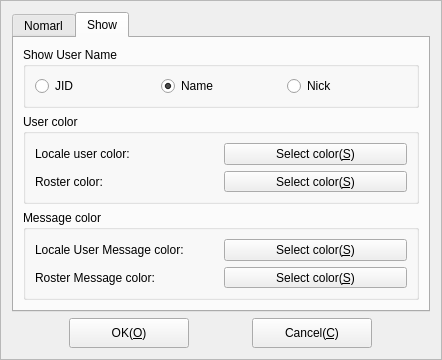
The window that Widgets/FrmOptions/FrmOptions.ui (KangLin/RabbitIm) describes before a commit, drawn with Qt 5.
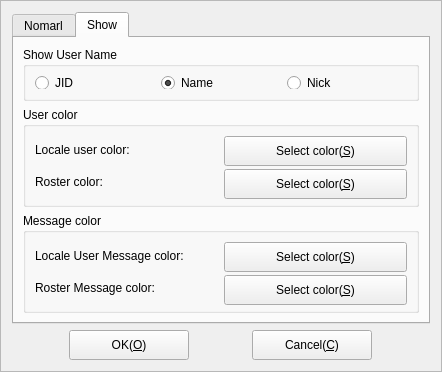
The same window after the commit. The open tabs and pages were chosen to show the change.

Commit message: 修改资源

Patch:
```diff
--- a/Widgets/FrmOptions/FrmOptions.ui
+++ b/Widgets/FrmOptions/FrmOptions.ui
@@ -7,7 +7,7 @@
     <x>0</x>
     <y>0</y>
     <width>442</width>
-    <height>360</height>
+    <height>372</height>
    </rect>
   </property>
   <property name="windowTitle">
@@ -247,40 +247,22 @@
          <property name="minimumSize">
           <size>
            <width>0</width>
-           <height>88</height>
+           <height>100</height>
           </size>
          </property>
          <property name="maximumSize">
           <size>
            <width>16777215</width>
-           <height>90</height>
+           <height>16777215</height>
           </size>
          </property>
          <property name="title">
           <string>User color</string>
          </property>
          <layout class="QGridLayout" name="gridLayout_4">
-          <item row="1" column="0">
+          <item row="0" column="0">
            <layout class="QHBoxLayout" name="horizontalLayout_6">
             <item>
-             <widget class="QLabel" name="lbRosterColor">
-              <property name="text">
-               <string>Roster color:</string>
-              </property>
-             </widget>
-            </item>
-            <item>
-             <widget class="QPushButton" name="pbRosterColor">
-              <property name="text">
-               <string>Select color(&amp;S)</string>
-              </property>
-             </widget>
-            </item>
-           </layout>
-          </item>
-          <item row="0" column="0">
-           <layout class="QHBoxLayout" name="horizontalLayout_5">
-            <item>
              <widget class="QLabel" name="lbLocalUserColor">
               <property name="text">
                <string>Locale user color:</string>
@@ -289,6 +271,36 @@
             </item>
             <item>
              <widget class="QPushButton" name="pbLocalUserColor">
+              <property name="minimumSize">
+               <size>
+                <width>0</width>
+                <height>30</height>
+               </size>
+              </property>
+              <property name="text">
+               <string>Select color(&amp;S)</string>
+              </property>
+             </widget>
+            </item>
+           </layout>
+          </item>
+          <item row="1" column="0">
+           <layout class="QHBoxLayout" name="horizontalLayout_5">
+            <item>
+             <widget class="QLabel" name="lbRosterColor">
+              <property name="text">
+               <string>Roster color:</string>
+              </property>
+             </widget>
+            </item>
+            <item>
+             <widget class="QPushButton" name="pbRosterColor">
+              <property name="minimumSize">
+               <size>
+                <width>0</width>
+                <height>30</height>
+               </size>
+              </property>
               <property name="text">
                <string>Select color(&amp;S)</string>
               </property>
@@ -310,13 +322,13 @@
          <property name="minimumSize">
           <size>
            <width>0</width>
-           <height>88</height>
+           <height>90</height>
           </size>
          </property>
          <property name="maximumSize">
           <size>
            <width>16777215</width>
-           <height>90</height>
+           <height>16777215</height>
           </size>
          </property>
          <property name="title">
@@ -334,6 +346,12 @@
             </item>
             <item>
              <widget class="QPushButton" name="pbLocalUserMessageColor">
+              <property name="minimumSize">
+               <size>
+                <width>0</width>
+                <height>30</height>
+               </size>
+              </property>
               <property name="text">
                <string>Select color(&amp;S)</string>
               </property>
@@ -352,6 +370,12 @@
             </item>
             <item>
              <widget class="QPushButton" name="pbRosterMessageColor">
+              <property name="minimumSize">
+               <size>
+                <width>0</width>
+                <height>30</height>
+               </size>
+              </property>
               <property name="text">
                <string>Select color(&amp;S)</string>
               </property>
```
Left out of the diff: 86 changed lines with no effect on the pictures. The commit also changes 1 other file.
